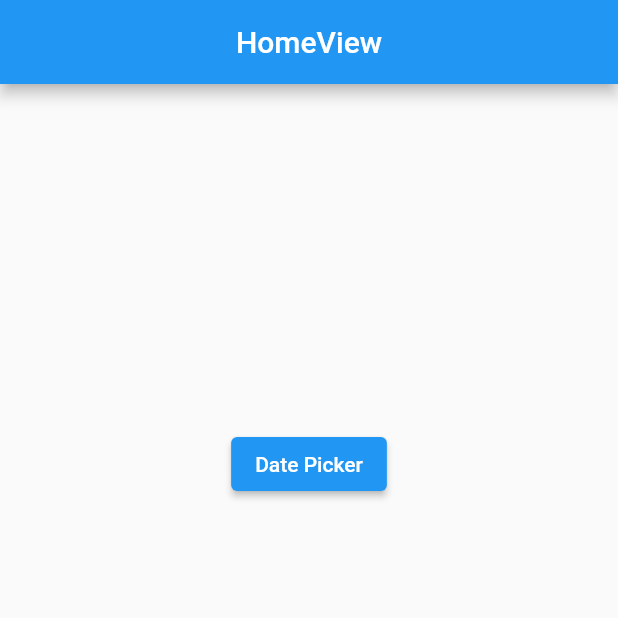
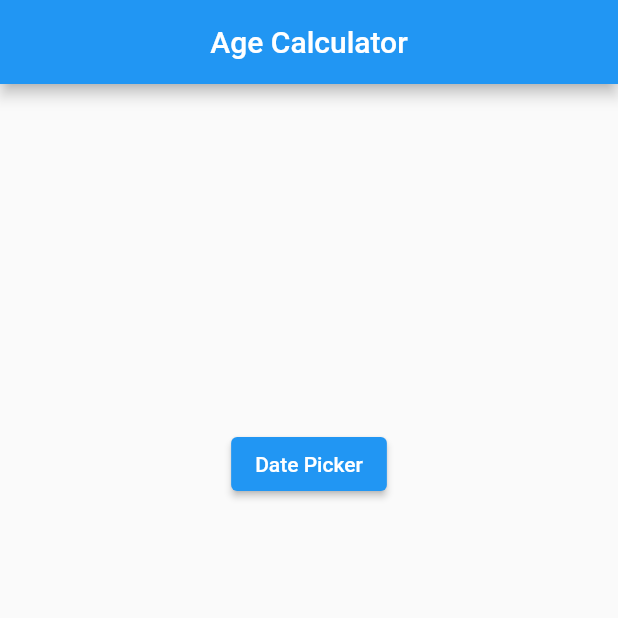
Before and after one commit to CPAD-Gazipur/Age-Calculator, a Flutter app: the screen it shows after launch, on a phone screen of 412 x 824 dp, the top half of it. Run offline on Flutter 3.47's test engine with Material 2 defaults, Android fonts, the phone set to English and light mode, and no system bars; our stand-ins replace get; missing offline and left inert: month_calculator.

Commit message:
initial commit

```diff
--- a/lib/app/modules/home/views/home_view.dart
+++ b/lib/app/modules/home/views/home_view.dart
@@ -10,7 +10,7 @@ class HomeView extends GetView<HomeController> {
   Widget build(BuildContext context) {
     return Scaffold(
       appBar: AppBar(
-        title: Text('HomeView'),
+        title: Text('Age Calculator'),
         centerTitle: true,
       ),
       body: Center(
--- a/lib/main.dart
+++ b/lib/main.dart
@@ -7,6 +7,7 @@ import 'app/routes/app_pages.dart';
 void main() {
   runApp(
     GetMaterialApp(
+      debugShowCheckedModeBanner: false,
       title: "Application",
       initialRoute: AppPages.INITIAL,
       getPages: AppPages.routes,
```
